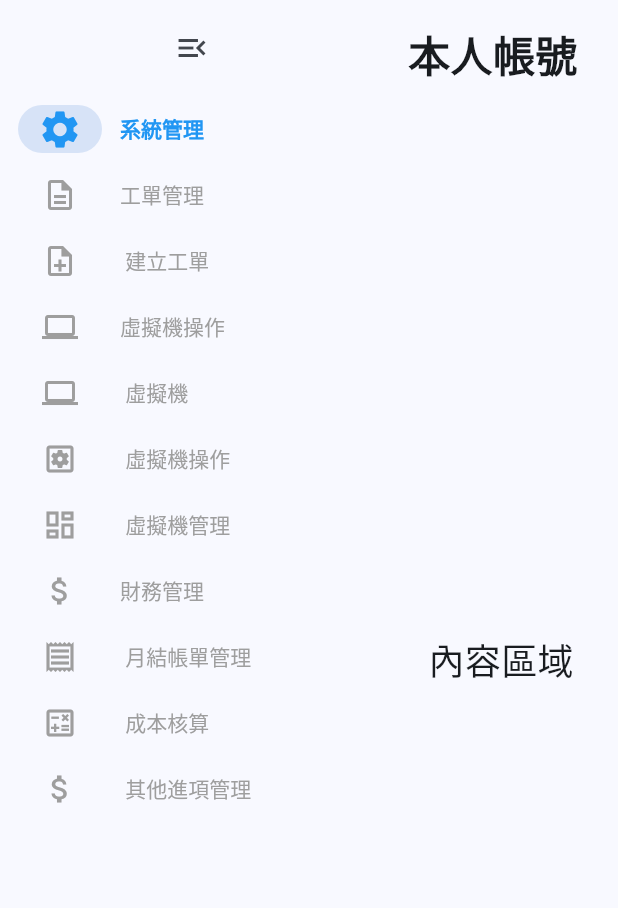
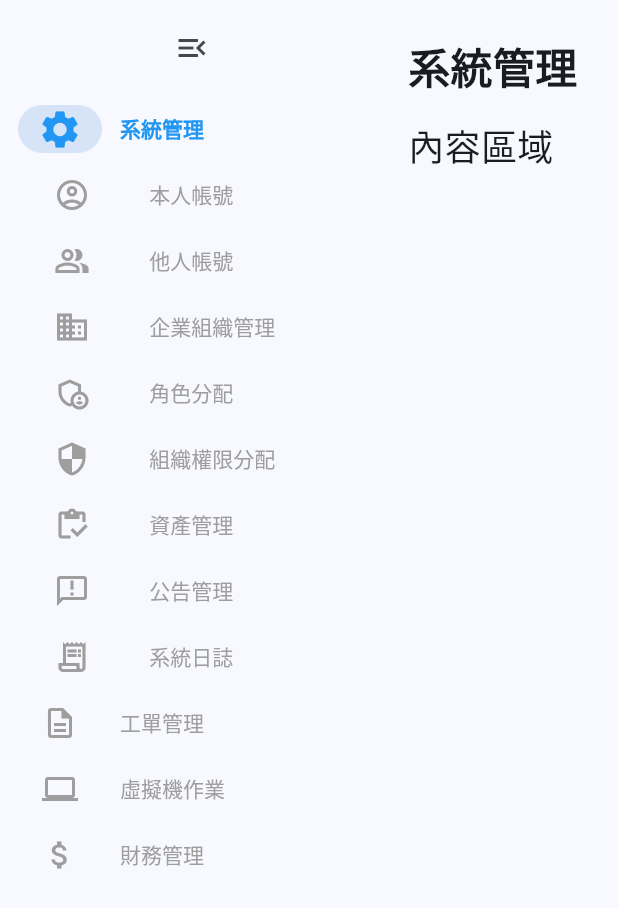
Before and after one commit to mark13578/test, a Flutter app: the screen it shows after launch, after a tap on the "menu open" icon, after a tap on the "menu" icon, after a tap on "系統管理", on a phone screen of 412 x 824 dp. Shown: the top 908 px of the screen. Run offline on Flutter 3.47's test engine with Material 3 defaults, Android fonts, the phone set to English and light mode, and no system bars.

Commit message:
修改sidebar

```diff
--- /dev/null
+++ b/lib/components/side_bar.dart
@@ -0,0 +1,102 @@
+import 'package:flutter/material.dart';
+
+class SideBar extends StatefulWidget {
+  final int selectedIndex;
+  final bool isExpanded;
+  final Map<String, bool> menuExpanded;
+  final List<Map<String, dynamic>> menuItems;
+  final ValueChanged<int> onDestinationSelected;
+  final VoidCallback onToggleExpanded;
+  final ValueChanged<String> onToggleMenuExpanded;
+
+  const SideBar({
+    Key? key,
+    required this.selectedIndex,
+    required this.isExpanded,
+    required this.menuExpanded,
+    required this.menuItems,
+    required this.onDestinationSelected,
+    required this.onToggleExpanded,
+    required this.onToggleMenuExpanded,
+  }) : super(key: key);
+
+  @override
+  _SideBarState createState() => _SideBarState();
+}
+
+class _SideBarState extends State<SideBar> {
+  @override
+  Widget build(BuildContext context) {
+    return NavigationRailTheme(
+      data: NavigationRailThemeData(
+        selectedIconTheme: IconThemeData(color: Colors.blue, size: 30),
+        unselectedIconTheme: IconThemeData(color: Colors.grey, size: 24),
+        selectedLabelTextStyle: TextStyle(color: Colors.blue, fontWeight: FontWeight.bold),
+        unselectedLabelTextStyle: TextStyle(color: Colors.grey),
+      ),
+      child: NavigationRail(
+        selectedIndex: widget.selectedIndex,
+        onDestinationSelected: widget.onDestinationSelected,
+        extended: widget.isExpanded,
+        leading: IconButton(
+          icon: Icon(widget.isExpanded ? Icons.menu_open : Icons.menu),
+          onPressed: () {
+            widget.onToggleExpanded();
+          },
+        ),
+        destinations: _buildNavigationDestinations(),
+      ),
+    );
+  }
+
+  List<NavigationRailDestination> _buildNavigationDestinations() {
+    List<NavigationRailDestination> destinations = [];
+    int index = 0; // 追蹤當前項目的索引
+
+    for (var category in widget.menuItems) {
+      int currentIndex = index; // 記錄當前第一層的索引
+      destinations.add(
+        NavigationRailDestination(
+          icon: Icon(category["icon"]),
+          selectedIcon: Icon(category["icon"], color: Colors.blue),
+          label: InkWell(
+            onTap: () {
+              setState(() {
+                // 關閉所有其他第二層選單，並切換當前第一層的展開狀態
+                widget.menuExpanded.updateAll((key, value) =>
+                  key == category["title"] ? !widget.menuExpanded[category["title"]]! : false);
+                // 更新 selectedIndex 到當前第一層
+                widget.onDestinationSelected(currentIndex);
+              });
+            },
+            child: Text(category["title"]),
+          ),
+        ),
+      );
+      index++; // 第一層項目計數
+
+      if (widget.menuExpanded[category["title"]] == true) {
+        for (var subItem in category["children"]) {
+          destinations.add(
+            NavigationRailDestination(
+              icon: Padding(
+                padding: widget.isExpanded ? const EdgeInsets.only(left: 16.0) : EdgeInsets.zero,
+                child: Icon(subItem["icon"]),
+              ),
+              selectedIcon: Padding(
+                padding: widget.isExpanded ? const EdgeInsets.only(left: 16.0) : EdgeInsets.zero,
+                child: Icon(subItem["icon"], color: Colors.blue),
+              ),
+              label: Padding(
+                padding: widget.isExpanded ? const EdgeInsets.only(left: 16.0) : EdgeInsets.zero,
+                child: Text(subItem["title"]),
+              ),
+            ),
+          );
+          index++; // 第二層項目計數
+        }
+      }
+    }
+    return destinations;
+  }
+}
--- a/lib/main.dart
+++ b/lib/main.dart
@@ -1,4 +1,5 @@
 import 'package:flutter/material.dart';
+import 'components/side_bar.dart';
 
 void main() {
   runApp(const MyApp());
@@ -13,8 +14,8 @@ class MyApp extends StatelessWidget {
       debugShowCheckedModeBanner: false,
       title: '管理系統',
       theme: ThemeData(
-        colorSchemeSeed: Colors.blue, // Material 3 配色
-        useMaterial3: true, // 啟用 Material 3
+        colorSchemeSeed: Colors.blue,
+        useMaterial3: true,
       ),
       home: const HomePage(),
     );
@@ -29,16 +30,24 @@ class HomePage extends StatefulWidget {
 }
 
 class _HomePageState extends State<HomePage> {
-  int _selectedIndex = 0; // 當前選擇的索引
-  bool _isExpanded = true; // 是否展開
+  int _selectedIndex = 0;
+  bool _isExpanded = true;
+  String _currentPath = "";
+  Map<String, int>? _lastSelectedSubItem;
+
+  void _updatePath(String parentTitle, String? childTitle) {
+    setState(() {
+      _currentPath = childTitle != null ? "$parentTitle > $childTitle" : "";
+    });
+  }
+
   Map<String, bool> _menuExpanded = {
-    "系統管理": true,
-    "工單管理": true,
-    "虛擬機操作": true,
-    "財務管理": true,
+    "系統管理": false,
+    "工單管理": false,
+    "虛擬機作業": false,
+    "財務管理": false,
   };
 
-  // 📌 定義選單結構
   final List<Map<String, dynamic>> _menuItems = [
     {
       "title": "系統管理",
@@ -62,7 +71,7 @@ class _HomePageState extends State<HomePage> {
       ]
     },
     {
-      "title": "虛擬機操作",
+      "title": "虛擬機作業",
       "icon": Icons.computer,
       "children": [
         {"title": " 虛擬機", "icon": Icons.computer_outlined},
@@ -81,8 +90,8 @@ class _HomePageState extends State<HomePage> {
     },
   ];
 
-  // 📌 定義對應的標題
   final List<String> _pageTitles = [
+    "系統管理",
     "本人帳號",
     "他人帳號",
     "企業組織管理",
@@ -91,10 +100,13 @@ class _HomePageState extends State<HomePage> {
     "資產管理",
     "公告管理",
     "系統日誌",
+    "工單管理",
     "建立工單",
+    "虛擬機作業",
     "虛擬機",
     "虛擬機操作",
     "虛擬機管理",
+    "財務管理",
     "月結帳單管理",
     "成本核算",
     "其他進項管理",
@@ -103,93 +115,107 @@ class _HomePageState extends State<HomePage> {
   @override
   Widget build(BuildContext context) {
     return Scaffold(
-      body: Row(
+      body: SingleChildScrollView(
+        child: IntrinsicHeight(
+          child: Row(
+            crossAxisAlignment: CrossAxisAlignment.start,
             children: [
-          // 📌 可收合的側邊選單
-          NavigationRailTheme(
-            data: NavigationRailThemeData(
-              selectedIconTheme: IconThemeData(color: Colors.blue, size: 30),
-              unselectedIconTheme: IconThemeData(color: Colors.grey, size: 24),
-              selectedLabelTextStyle: TextStyle(color: Colors.blue, fontWeight: FontWeight.bold),
-              unselectedLabelTextStyle: TextStyle(color: Colors.grey),
-            ),
-            child: NavigationRail(
+              SideBar(
                 selectedIndex: _selectedIndex,
+                isExpanded: _isExpanded,
+                menuExpanded: _menuExpanded,
+                menuItems: _menuItems,
                 onDestinationSelected: (index) {
                   setState(() {
                     _selectedIndex = index;
+
+                    int count = 0;
+                    bool found = false;
+
+                    for (var category in _menuItems) {
+                      if (count == index) {
+                        // 點擊第一層項目，清除路徑和第二層記錄
+                        _currentPath = "";
+                        _lastSelectedSubItem = null;
+                        found = true;
+                        break;
+                      }
+                      count++;
+
+                      if (category["children"] != null && _menuExpanded[category["title"]]!) {
+                        for (var subItem in category["children"]) {
+                          if (count == index) {
+                            // 點擊第二層項目，更新路徑和記錄
+                            _currentPath = "${category["title"]} > ${subItem["title"]}";
+                            _lastSelectedSubItem = {
+                              "parent": _menuItems.indexOf(category),
+                              "child": category["children"].indexOf(subItem),
+                            };
+                            found = true;
+                            break;
+                          }
+                          count++;
+                        }
+                      }
+                      if (found) break;
+                    }
                   });
                 },
-              extended: _isExpanded, // 控制展開/縮小
-              leading: IconButton(
-                icon: Icon(_isExpanded ? Icons.menu_open : Icons.menu),
-                onPressed: () {
+                onToggleExpanded: () {
                   setState(() {
+                    if (_isExpanded) {
+                      // 縮合時
+                      if (_lastSelectedSubItem != null) {
+                        _selectedIndex = _lastSelectedSubItem!["parent"]!;
+                        _currentPath = "";
+                      }
+                      _menuExpanded.updateAll((key, value) => false);
+                    } else {
+                      // 展開時
+                      if (_lastSelectedSubItem != null) {
+                        String parentTitle = _menuItems[_lastSelectedSubItem!["parent"]!]["title"];
+                        _menuExpanded[parentTitle] = true;
+                        int parentIndex = _lastSelectedSubItem!["parent"]!;
+                        int childOffset = _lastSelectedSubItem!["child"]!;
+                        _selectedIndex = parentIndex + 1 + childOffset;
+                        _currentPath = "$parentTitle > ${_menuItems[parentIndex]["children"][childOffset]["title"]}";
+                      }
+                    }
                     _isExpanded = !_isExpanded;
                   });
                 },
+                onToggleMenuExpanded: (title) {
+                  setState(() {
+                    _menuExpanded[title] = !_menuExpanded[title]!;
+                  });
+                },
               ),
-              destinations: _buildNavigationDestinations(),
-            ),
-          ),
-          // 📌 主要內容區（標題靠左上角）
               Expanded(
                 child: Padding(
-              padding: const EdgeInsets.all(16.0), // 設置內邊距
+                  padding: const EdgeInsets.all(16.0),
                   child: Column(
-                crossAxisAlignment: CrossAxisAlignment.start, // 讓標題靠左對齊
+                    crossAxisAlignment: CrossAxisAlignment.start,
                     children: [
+                      if (_currentPath.isNotEmpty)
                         Text(
-                    _pageTitles[_selectedIndex], // 根據當前索引顯示標題
+                          _currentPath,
+                          style: TextStyle(fontSize: 18, color: Colors.grey),
+                        ),
+                      const SizedBox(height: 8),
+                      Text(
+                        _pageTitles[_selectedIndex],
                         style: TextStyle(fontSize: 28, fontWeight: FontWeight.bold),
                       ),
-                  const SizedBox(height: 16), // 間距
-                  Expanded(
-                    child: Center(child: Text('內容區域', style: TextStyle(fontSize: 24))),
-                  ),
+                      const SizedBox(height: 16),
+                      Text('內容區域', style: TextStyle(fontSize: 24)),
                     ],
                   ),
                 ),
               ),
             ],
           ),
-    );
-  }
-
-  /// 📌 動態建立選單
-  List<NavigationRailDestination> _buildNavigationDestinations() {
-    List<NavigationRailDestination> destinations = [];
-
-    for (var category in _menuItems) {
-      // 第一層選單（大分類）
-      destinations.add(
-        NavigationRailDestination(
-          icon: Icon(category["icon"]),
-          selectedIcon: Icon(category["icon"], color: Colors.blue),
-          label: InkWell(
-            onTap: () {
-              setState(() {
-                _menuExpanded[category["title"]] = !_menuExpanded[category["title"]]!;
-              });
-            },
-            child: Text(category["title"]),
         ),
-        ),
-      );
-
-      // 如果展開，則顯示第二層選單
-      if (_menuExpanded[category["title"]] == true) {
-        for (var subItem in category["children"]) {
-          destinations.add(
-            NavigationRailDestination(
-              icon: Icon(subItem["icon"]),
-              selectedIcon: Icon(subItem["icon"], color: Colors.blue),
-              label: Text(subItem["title"]),
       ),
     );
   }
 }
-    }
-    return destinations;
-  }
-}
```
Lines whose indentation alone changed are shown as unchanged.
